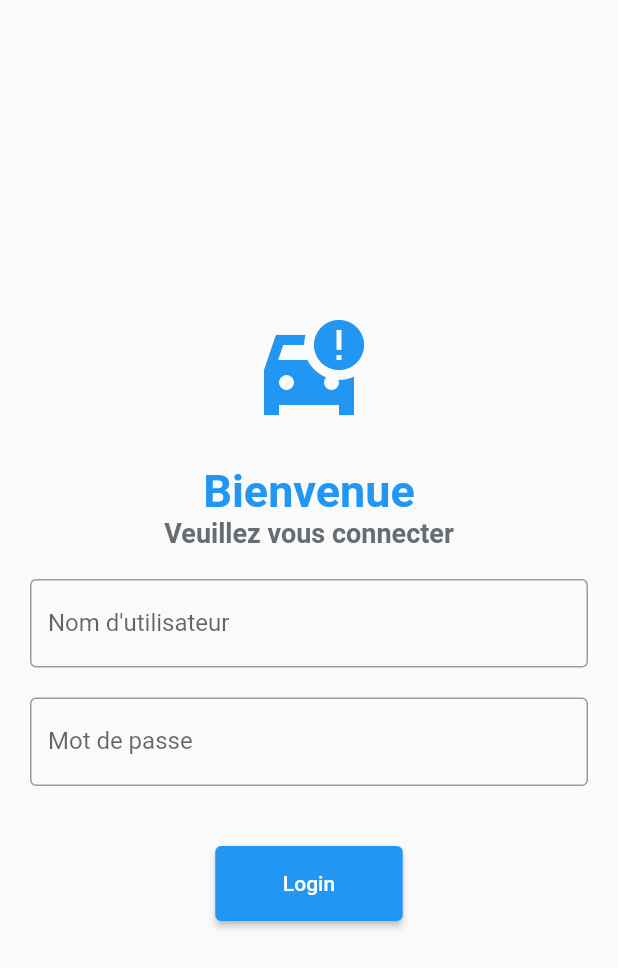
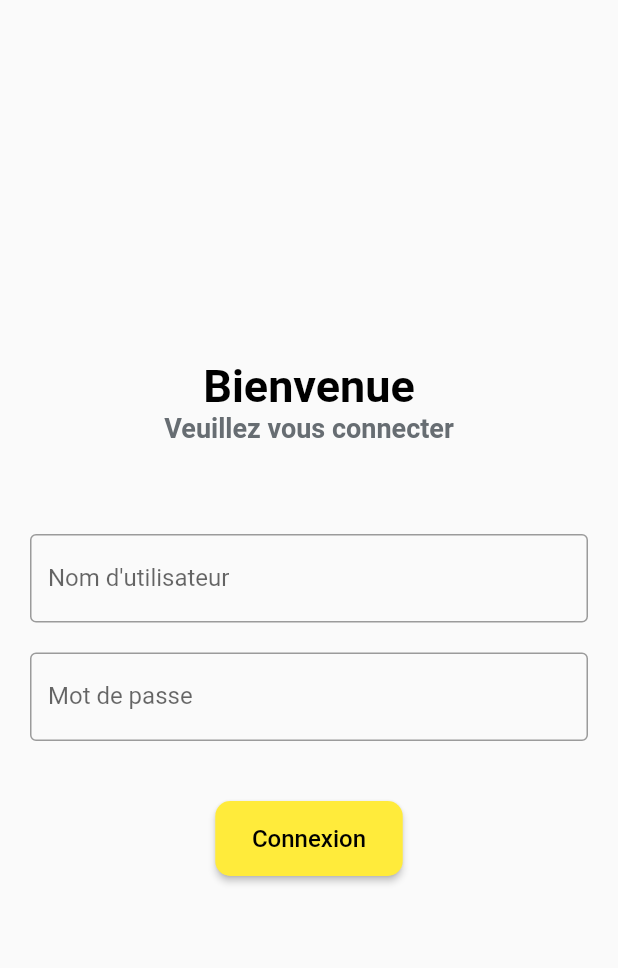
Before and after one commit to iamSangohan/cars_manager, a Flutter app: the screen it shows after launch, on a phone screen of 412 x 824 dp. Shown: the top 968 px of the screen. Run offline on Flutter 3.47's test engine with Material 2 defaults, Android fonts, the light colour scheme and no system bars; our stand-ins replace geolocator, shared_preferences; accounts and stored records are empty.

Commit message:
#style : Add logo and update login button style

```diff
--- a/lib/app_screens/login.dart
+++ b/lib/app_screens/login.dart
@@ -28,18 +28,19 @@ class _LoginScreenState extends State<LoginScreen> {
           child: Column(
             mainAxisAlignment: MainAxisAlignment.center,
             children: [
-              const Icon(
-                Icons.car_crash_sharp,
-                size: 80,
-                color: Colors.blue,
-              ),
-              const SizedBox(height: 20),
+              // Ajouter le logo
+              // Image.asset(
+              //   'assets/images/logo_taxi.png',
+              //   width: 300,
+              //   height: 300,
+              // ),
+              // const SizedBox(height: 20),
               const Text(
                 'Bienvenue',
                 style: TextStyle(
                   fontSize: 30,
                   fontWeight: FontWeight.bold,
-                  color: Colors.blue,
+                  color: Colors.black,
                 ),
               ),
               const Text(
@@ -51,7 +52,7 @@ class _LoginScreenState extends State<LoginScreen> {
                   color: Color.fromARGB(255, 103, 109, 114),
                 ),
               ),
-              const SizedBox(height: 20),
+              const SizedBox(height: 60),
               Form(
                 key: _formStateKey,
                 child: Column(
@@ -62,6 +63,7 @@ class _LoginScreenState extends State<LoginScreen> {
                         border: OutlineInputBorder(),
                         labelText: "Nom d'utilisateur",
                       ),
+                      keyboardType: TextInputType.emailAddress,
                     ),
                     const SizedBox(height: 20),
                     TextField(
@@ -77,6 +79,14 @@ class _LoginScreenState extends State<LoginScreen> {
                       width: 125,
                       height: 50,
                       child: ElevatedButton(
+                        // Changer la couleur du bouton
+                        style: ElevatedButton.styleFrom(
+                          foregroundColor: Colors.black,
+                          backgroundColor: Colors.yellow,
+                          shape: RoundedRectangleBorder(
+                            borderRadius: BorderRadius.circular(10.0),
+                          ),
+                        ),
                         onPressed: () async {
                           if (_formStateKey.currentState!.validate()) {
                             final username = usernameController.text;
@@ -98,7 +108,9 @@ class _LoginScreenState extends State<LoginScreen> {
                             }
                           }
                         },
-                        child: const Text('Login'),
+                        child: const Text('Connexion',
+                          style: TextStyle(fontSize: 16)
+                        ),
                       ),
                     )
                   ],
```
